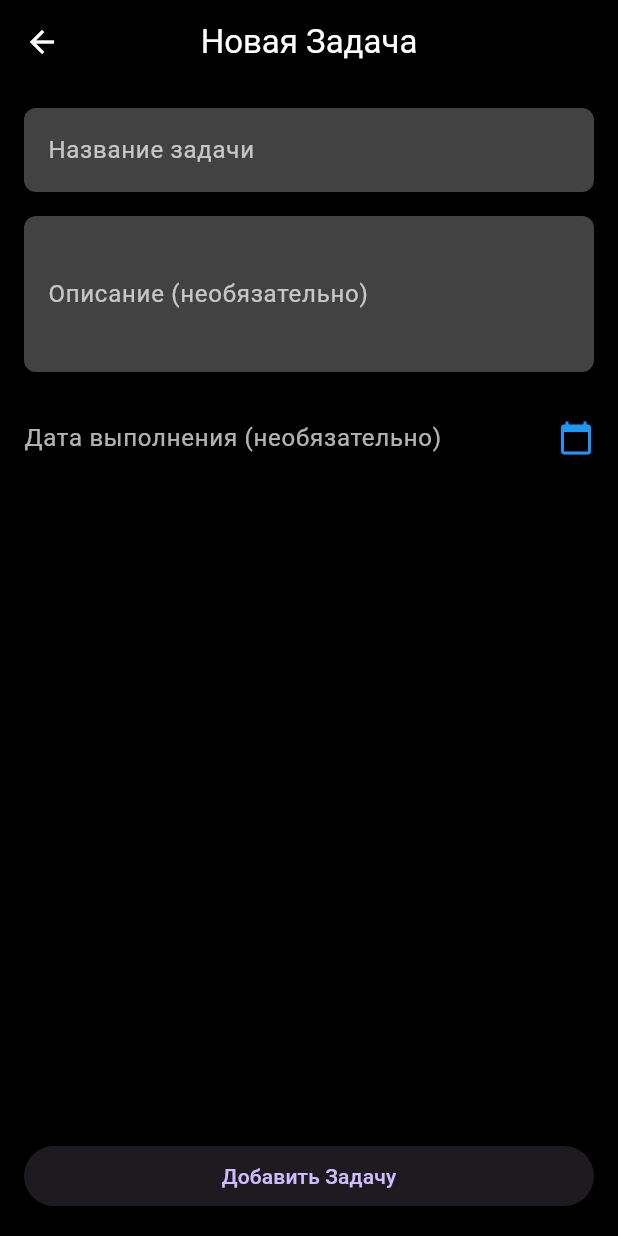
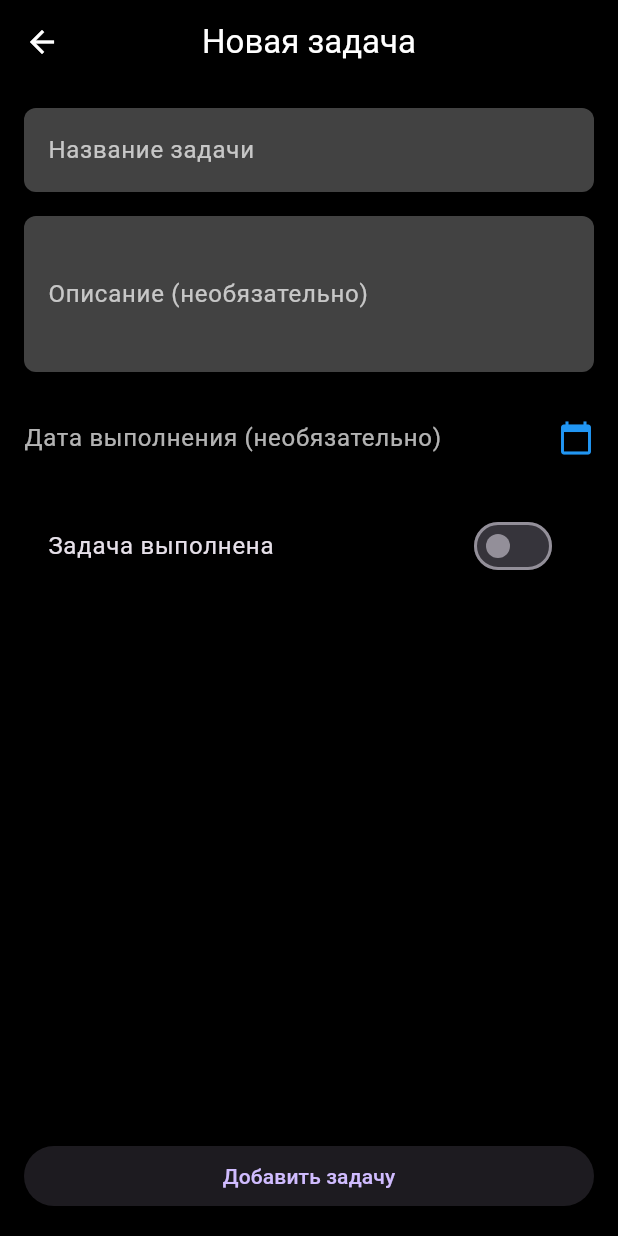
Before and after one commit to Gromovia/flutter-labs, a Flutter app: the screen it shows after launch, after a tap on "Добавить новую задачу", on a phone screen of 412 x 824 dp. Run offline on Flutter 3.47's test engine with Material 3 defaults, Android fonts, the phone set to English and light mode, and no system bars; our stand-ins replace dio, sqflite, sqflite_common_ffi; accounts and stored records are empty; network calls fail.

Commit message:
правки

```diff
--- a/app/app1/lib/add_task_page.dart
+++ b/app/app1/lib/add_task_page.dart
@@ -1,6 +1,6 @@
 import 'package:flutter/material.dart';
 import 'package:uuid/uuid.dart';
-import 'task_model.dart'; // Убедитесь, что этот импорт ведет к вашему TaskModel
+import 'task_model.dart'; // убедитесь, что путь правильный
 
 class AddTaskPage extends StatefulWidget {
   final Task? taskToEdit;
@@ -16,7 +16,9 @@ class _AddTaskPageState extends State<AddTaskPage> {
   final _titleController = TextEditingController();
   final _descriptionController = TextEditingController();
   DateTime? _selectedDueDate;
-  final Uuid _uuid = const Uuid(); // Uuid может быть не нужен, если ID генерируется в ViewModel
+  final Uuid _uuid = const Uuid();
+
+  bool _isCompleted = false; // для редактирования статуса задачи
 
   @override
   void initState() {
@@ -25,6 +27,7 @@ class _AddTaskPageState extends State<AddTaskPage> {
       _titleController.text = widget.taskToEdit!.title;
       _descriptionController.text = widget.taskToEdit!.description;
       _selectedDueDate = widget.taskToEdit!.dueDate;
+      _isCompleted = widget.taskToEdit!.isCompleted;
     }
   }
 
@@ -39,7 +42,7 @@ class _AddTaskPageState extends State<AddTaskPage> {
     final DateTime? picked = await showDatePicker(
       context: context,
       initialDate: _selectedDueDate ?? DateTime.now(),
-      firstDate: DateTime(2000), // Можно установить firstDate как DateTime.now()
+      firstDate: DateTime(2000),
       lastDate: DateTime(2101),
       builder: (context, child) {
         return Theme(
@@ -69,9 +72,11 @@ class _AddTaskPageState extends State<AddTaskPage> {
 
   @override
   Widget build(BuildContext context) {
+    final isEditing = widget.taskToEdit != null;
+
     return Scaffold(
       appBar: AppBar(
-        title: Text(widget.taskToEdit == null ? 'Новая Задача' : 'Редактировать Задачу'),
+        title: Text(isEditing ? 'Редактировать задачу' : 'Новая задача'),
         centerTitle: true,
       ),
       body: Padding(
@@ -79,7 +84,8 @@ class _AddTaskPageState extends State<AddTaskPage> {
         child: Form(
           key: _formKey,
           child: Column(
-            crossAxisAlignment: CrossAxisAlignment.start,            children: [
+            crossAxisAlignment: CrossAxisAlignment.start,
+            children: [
               TextFormField(
                 controller: _titleController,
                 decoration: const InputDecoration(
@@ -103,7 +109,7 @@ class _AddTaskPageState extends State<AddTaskPage> {
                 maxLines: 3,
               ),
               const SizedBox(height: 16.0),
-              // --- Вот здесь отображается и выбирается дата ---
+              // Дата выполнения
               ListTile(
                 contentPadding: EdgeInsets.zero,
                 title: Text(
@@ -112,14 +118,24 @@ class _AddTaskPageState extends State<AddTaskPage> {
                       : 'Срок: ${_selectedDueDate!.day}.${_selectedDueDate!.month}.${_selectedDueDate!.year}',
                   style: TextStyle(
                     color: _selectedDueDate == null ? Colors.white70 : Colors.white,
-                    fontSize: 16, // Установим размер побольше
+                    fontSize: 16,
                   ),
                 ),
                 trailing: const Icon(Icons.calendar_today, color: Colors.blue),
                 onTap: () => _selectDate(context),
               ),
-              // --- Конец секции даты ---
-              const Spacer(), // Заполняет оставшееся пространство
+              const SizedBox(height: 16),
+              // Поле для статуса завершенности
+              SwitchListTile(
+                title: const Text('Задача выполнена'),
+                value: _isCompleted,
+                onChanged: (value) {
+                  setState(() {
+                    _isCompleted = value;
+                  });
+                },
+              ),
+              const Spacer(),
               SizedBox(
                 width: double.infinity,
                 child: ElevatedButton(
@@ -131,12 +147,12 @@ class _AddTaskPageState extends State<AddTaskPage> {
                         title: _titleController.text.trim(),
                         description: _descriptionController.text.trim(),
                         dueDate: _selectedDueDate,
-                        isCompleted: widget.taskToEdit?.isCompleted ?? false,
+                        isCompleted: _isCompleted,
                       );
                       Navigator.pop(context, resultTask); // Возвращаем задачу
                     }
                   },
-                  child: Text(widget.taskToEdit == null ? 'Добавить Задачу' : 'Сохранить Изменения'),
+                  child: Text(isEditing ? 'Сохранить изменения' : 'Добавить задачу'),
                 ),
               ),
             ],
--- a/app/app1/lib/tasks_page.dart
+++ b/app/app1/lib/tasks_page.dart
@@ -1,8 +1,9 @@
 import 'package:flutter/material.dart';
 import 'package:provider/provider.dart';
+
 import 'task_model.dart';
 import 'add_task_page.dart';
-import 'viewmodels/task_viewmodel.dart'; // Новый импорт
+import 'viewmodels/task_viewmodel.dart';
 
 class TasksPage extends StatefulWidget {
   const TasksPage({super.key});
@@ -15,7 +16,6 @@ class _TasksPageState extends State<TasksPage> {
   @override
   void initState() {
     super.initState();
-    // Загружаем задачи через ViewModel
     WidgetsBinding.instance.addPostFrameCallback((_) {
       context.read<TaskViewModel>().loadTasks();
     });
@@ -24,20 +24,27 @@ class _TasksPageState extends State<TasksPage> {
   @override
   Widget build(BuildContext context) {
     return Scaffold(
+      backgroundColor: Colors.black, // Полностью черный фон
       appBar: AppBar(
         title: const Text(
           'Мои Задачи',
           style: TextStyle(
             color: Colors.white,
             fontWeight: FontWeight.bold,
+            fontSize: 18,
           ),
         ),
         centerTitle: true,
+        backgroundColor: Colors.black, // Черный AppBar
       ),
       body: Consumer<TaskViewModel>(
         builder: (context, viewModel, child) {
           if (viewModel.isLoading) {
-            return const Center(child: CircularProgressIndicator());
+            return const Center(
+              child: CircularProgressIndicator(
+                valueColor: AlwaysStoppedAnimation<Color>(Colors.blue),
+              ),
+            );
           }
           if (viewModel.errorMessage != null) {
             return Center(
@@ -48,36 +55,36 @@ class _TasksPageState extends State<TasksPage> {
             );
           }
 
-          List<Task> activeTasks = viewModel.tasks.where((task) => !task.isCompleted).toList();
-          List<Task> completedTasks = viewModel.tasks.where((task) => task.isCompleted).toList();
+          List<Task> activeTasks =
+              viewModel.tasks.where((task) => !task.isCompleted).toList();
+          List<Task> completedTasks =
+              viewModel.tasks.where((task) => task.isCompleted).toList();
 
-          return Padding(
+          return SingleChildScrollView(
             padding: const EdgeInsets.all(16.0),
-            child: Row(
-              crossAxisAlignment: CrossAxisAlignment.start,
+            child: Column(
+              crossAxisAlignment: CrossAxisAlignment.stretch,
               children: [
-                Expanded(
-                  child: _buildTaskList(
+                // Активные задачи
+                _buildTaskSection(
                   context,
                   'Активные задачи',
                   activeTasks,
-                    Colors.blue,
+                  Colors.blue[400]!, // Синий цвет для заголовка активных задач
                   showEdit: true,
                   showCheckbox: true,
                   viewModel: viewModel,
                 ),
-                ),
-                const SizedBox(width: 20),
-                Expanded(
-                  child: _buildTaskList(
+                const SizedBox(height: 20),
+                // Завершенные задачи
+                _buildTaskSection(
                   context,
                   'Завершенные задачи',
                   completedTasks,
-                    Colors.green,
+                  Colors.green[400]!, // Более яркий зеленый для завершенных
                   showEdit: false,
                   showCheckbox: false,
                   viewModel: viewModel,
-                  ),
                 ),
               ],
             ),
@@ -95,15 +102,18 @@ class _TasksPageState extends State<TasksPage> {
             context.read<TaskViewModel>().addTask(newTask);
           }
         },
-        label: const Text('Добавить новую задачу'),
-        icon: const Icon(Icons.add),
-        backgroundColor: Colors.blue,
+        label: const Text(
+          'Добавить новую задачу',
+          style: TextStyle(fontSize: 14),
+        ),
+        icon: const Icon(Icons.add, size: 20),
+        backgroundColor: Colors.blue[700], // Синяя кнопка
         foregroundColor: Colors.white,
       ),
     );
   }
 
-  Widget _buildTaskList(
+  Widget _buildTaskSection(
     BuildContext context,
     String title,
     List<Task> tasks,
@@ -113,32 +123,43 @@ class _TasksPageState extends State<TasksPage> {
     required TaskViewModel viewModel,
   }) {
     return Column(
-      crossAxisAlignment: CrossAxisAlignment.start,
+      crossAxisAlignment: CrossAxisAlignment.stretch,
       children: [
         Text(
           title,
           style: TextStyle(
-            fontSize: 20,
+            fontSize: 16,
             fontWeight: FontWeight.bold,
             color: titleColor,
           ),
         ),
         const SizedBox(height: 10),
-        Expanded(
+        Container(
+          decoration: BoxDecoration(
+            color: Colors.grey[900], // Темно-серый фон для контейнера (немного ярче черного)
+            borderRadius: BorderRadius.circular(8),
+          ),
           child: tasks.isEmpty
-              ? Center(
+              ? Container(
+                  padding: const EdgeInsets.all(16.0),
+                  child: Center(
                     child: Text(
                       'Здесь пока пусто.',
-                    style: const TextStyle(color: Colors.white70),
+                      style: TextStyle(
+                        color: Colors.white70,
+                        fontSize: 14,
+                      ),
+                    ),
                   ),
                 )
-              : ListView.builder(
-                  itemCount: tasks.length,
-                  itemBuilder: (context, index) {
-                    final task = tasks[index];
+              : Column(
+                  crossAxisAlignment: CrossAxisAlignment.stretch,
+                  children: tasks.map((task) {
                     return Card(
                       elevation: 2.0,
-                      margin: const EdgeInsets.symmetric(vertical: 6.0),
+                      margin: const EdgeInsets.symmetric(
+                          vertical: 6.0, horizontal: 8.0),
+                      color: Colors.grey[800], // Серые плашки (ярче черного)
                       child: ListTile(
                         leading: showCheckbox
                             ? Checkbox(
@@ -153,45 +174,65 @@ class _TasksPageState extends State<TasksPage> {
                         title: Text(
                           task.title,
                           style: TextStyle(
-                            decoration: task.isCompleted ? TextDecoration.lineThrough : null,
+                            decoration: task.isCompleted
+                                ? TextDecoration.lineThrough
+                                : null,
                             color: Colors.white,
+                            fontWeight: FontWeight.w500,
+                            fontSize: 14,
                           ),
                         ),
                         subtitle: Column(
                           crossAxisAlignment: CrossAxisAlignment.start,
                           children: [
                             if (task.description.isNotEmpty)
-                              Text(
+                              Padding(
+                                padding:
+                                    const EdgeInsets.symmetric(vertical: 4.0),
+                                child: Text(
                                   task.description,
-                                style: const TextStyle(color: Colors.white70),
+                                  style: TextStyle(
+                                    color: Colors.white70,
+                                    fontSize: 12,
+                                  ),
+                                  maxLines: 2,
+                                  overflow: TextOverflow.ellipsis,
+                                ),
                               ),
                             if (task.dueDate != null)
                               Text(
                                 'Срок: ${task.dueDate!.day}.${task.dueDate!.month}.${task.dueDate!.year}',
-                                style: const TextStyle(fontSize: 12, color: Colors.white54),
+                                style: TextStyle(
+                                    fontSize: 11,
+                                    color: Colors.white54),
                               ),
                           ],
                         ),
-                        trailing: Row(
-                          mainAxisSize: MainAxisSize.min,
+                        trailing: SizedBox(
+                          width: 80,
+                          child: Row(
                             children: [
                               if (showEdit)
                                 IconButton(
-                                icon: const Icon(Icons.edit, color: Colors.amber),
+                                  icon: const Icon(Icons.edit,
+                                      color: Colors.amber, size: 18),
                                   onPressed: () async {
                                     final updatedTask = await Navigator.push(
                                       context,
                                       MaterialPageRoute(
-                                      builder: (context) => AddTaskPage(taskToEdit: task),
+                                        builder: (context) =>
+                                            AddTaskPage(taskToEdit: task),
                                       ),
                                     );
-                                  if (updatedTask != null && updatedTask is Task) {
+                                    if (updatedTask != null &&
+                                        updatedTask is Task) {
                                       viewModel.updateTask(updatedTask);
                                     }
                                   },
                                 ),
                               IconButton(
-                              icon: const Icon(Icons.delete, color: Colors.red),
+                                icon: const Icon(Icons.delete,
+                                    color: Colors.red, size: 18),
                                 onPressed: () {
                                   viewModel.deleteTask(task.id);
                                 },
@@ -199,8 +240,14 @@ class _TasksPageState extends State<TasksPage> {
                             ],
                           ),
                         ),
+                        minVerticalPadding: 10,
+                        contentPadding: const EdgeInsets.symmetric(
+                            horizontal: 14, vertical: 6),
+                        isThreeLine:
+                            task.description.isNotEmpty || task.dueDate != null,
+                      ),
                     );
-                  },
+                  }).toList(),
                 ),
         ),
       ],
```
Also changed, not shown: 2 other files. Lines whose indentation alone changed are shown as unchanged.
